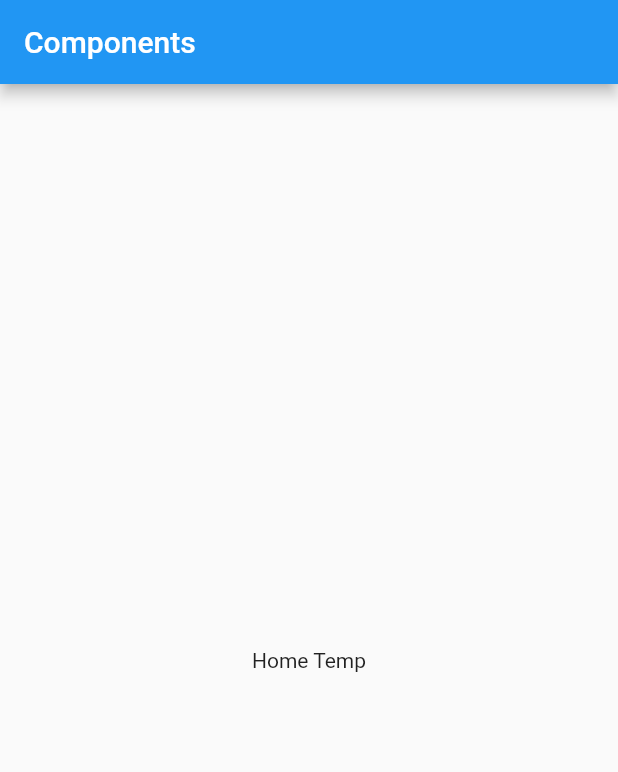
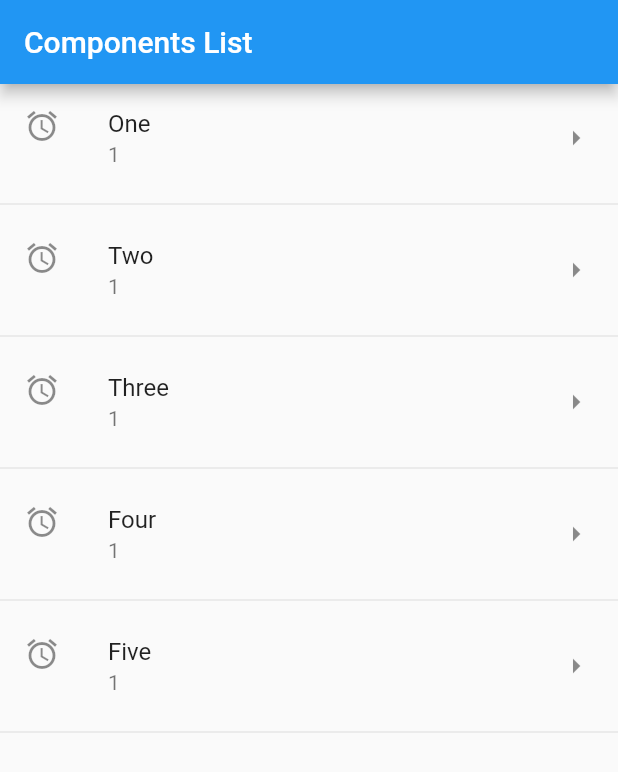
Before and after one commit to RoberMiranda92/flutter_components, a Flutter app: the screen it shows after launch, on a phone screen of 412 x 824 dp. Shown: the top 772 px of the screen. Run offline on Flutter 3.47's test engine with Material 2 defaults, Android fonts, the phone set to English and light mode, and no system bars.

Commit message:
Create list with ListView widget

```diff
--- a/lib/main.dart
+++ b/lib/main.dart
@@ -9,12 +9,7 @@ class MyApp extends StatelessWidget {
     return MaterialApp(
       title: 'Components App',
       debugShowCheckedModeBanner: false,
-      home: Scaffold(
-        appBar: AppBar(
-          title: Text('Components'),
-        ),
-        body: HomePage(),
-      ),
-    );
+      home: HomePage()
+      );
   }
 }
--- a/lib/src/pages/home_temp.dart
+++ b/lib/src/pages/home_temp.dart
@@ -1,13 +1,33 @@
 import 'package:flutter/material.dart';
 
-
-
 class HomePage extends StatelessWidget {
+  final List<String> options = ["One", "Two", "Three", "Four", "Five"];
 
   @override
   Widget build(BuildContext context) {
-    return Center(
-      child: Text("Home Temp"),
-    );
+    return Scaffold(
+        appBar: AppBar(
+          title: Text("Components List"),
+        ),
+        body: ListView(
+          children: _createItems(),
+        ));
+  }
+
+  List<Widget> _createItems() {
+    return options
+        .map((item) => Column(
+              children: <Widget>[
+                ListTile(
+                  title: Text(item),
+                  subtitle: Text("1"),
+                  leading: Icon(Icons.access_alarm),
+                  trailing: Icon(Icons.arrow_right),
+                  onTap: (){},
+                ),
+                Divider()
+              ],
+            ))
+        .toList();
   }
 }
```
